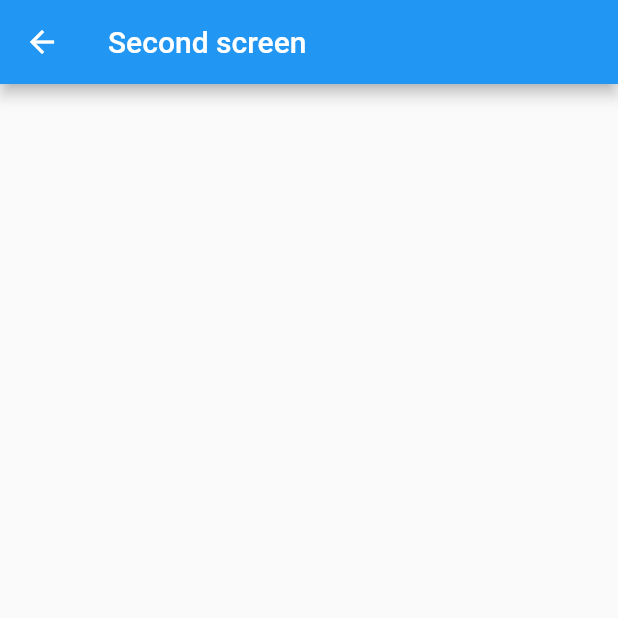
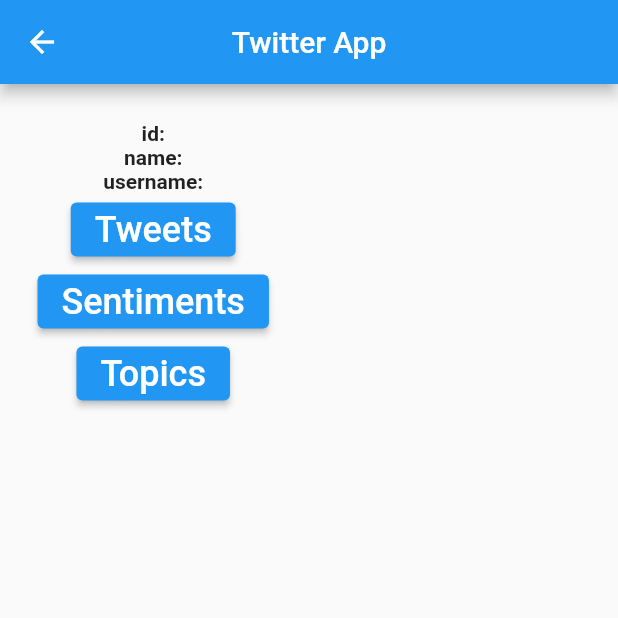
Before and after one commit to marleef/EC463-Mini-Project, a Flutter app: the screen it shows after launch, after a tap on "Query User by id", on a phone screen of 412 x 824 dp, the top half of it. Run offline on Flutter 3.47's test engine with Material 2 defaults, Android fonts, the phone set to English and light mode, and no system bars; our stand-ins replace firebase_core; missing offline and left inert: dart:html; accounts and stored records are empty.

Commit message:
extend to multipages, tweet embedding

```diff
--- a/lib/main.dart
+++ b/lib/main.dart
@@ -8,112 +8,77 @@
 import 'dart:io';
 import 'package:firebase_core/firebase_core.dart';
 import 'firebase_options.dart';
+import 'dart:ui' as ui;
+
 Future<void> main() async {
   // WidgetsFlutterBinding.ensureInitialized();
   await Firebase.initializeApp(
-  options: DefaultFirebaseOptions.currentPlatform,
+    options: DefaultFirebaseOptions.currentPlatform,
   );
   runApp(const MyApp());
+  // runApp(MaterialApp(
+  //   initialRoute: '/',
+  //   routes: {
+  //     '/': (context) => const MyHomePage(),
+  //     '/second': (context) => const PresentResults(),
+  //   },
+  //));
 }
-
-// void getapi() async {
-//   var headers = {
-//     'Authorization': 'Bearer AAAAAAAAAAAAAAAAAAAAAHbigwEAAAAAYLdcL0KXSTmyQJc%2FToCqDKoWSYg%3DL6Td4vHj1Q3MIvu7tjge6iyRYIwQOTXw0gCWaiS79ESHtPWrxj',
-//     'Cookie': 'guest_id=v1%3A166335990863918549'
-//   };
-//   var request = http.Request('GET', Uri.parse('https://api.twitter.com/2/users/34/following'));
-
-//   request.headers.addAll(headers);
-
-//   http.StreamedResponse response = await request.send();
-
-//   if (response.statusCode == 200) {
-//     print(await response.stream.bytesToString());
-//   }
-//   else {
-//     print(response.reasonPhrase);
-//   }
-
-// }
 
 Future<Post> fetchPostman() async {
   var headers = {
     'Access-Control-Allow-Origin': '*',
-    'Authorization': 'Bearer AAAAAAAAAAAAAAAAAAAAAHbigwEAAAAAYLdcL0KXSTmyQJc%2FToCqDKoWSYg%3DL6Td4vHj1Q3MIvu7tjge6iyRYIwQOTXw0gCWaiS79ESHtPWrxj',
+    'Authorization':
+        'Bearer AAAAAAAAAAAAAAAAAAAAAHbigwEAAAAAYLdcL0KXSTmyQJc%2FToCqDKoWSYg%3DL6Td4vHj1Q3MIvu7tjge6iyRYIwQOTXw0gCWaiS79ESHtPWrxj',
     'Cookie': 'guest_id=v1%3A166335990863918549'
   };
-  // var request = http.Request('GET', Uri.parse('https://api.twitter.com/2/users/23083404'));
-  // request.headers.addAll(headers);
-
-  // http.StreamedResponse response = await request.send();
-
-  // if (response.statusCode == 200) {
-  //   final String rawResponse = await response.stream.bytesToString();
-  //   final decodedResponse = jsonDecode(rawResponse);
-  //   return decodedResponse;
-  // }
-  // else {
-  //   print(response.reasonPhrase);
-  //   throw Exception("nononn");
-  // }
-  // var response = await request.send();
-  // final sendresponse = await http.Response.fromStream(response);
-  // if (response.statusCode == 200) {
-  //   var responseData = jsonDecode(sendresponse["Data"]);
-  //   List<Post> users = [];
-  //   for (var singleData in responseData) {
-  //     Post user = Post(
-  //         id: singleData["id"],
-  //         name: singleData["name"],
-  //         username: singleData["username"]);
-
-  //     //Adding user to the list.
-  //     users.add(user);
-  //   }
-  //   return users;
-  // }
-  // else {
-  //   print(response.reasonPhrase);
-  //   throw Exception('nonononono');
-  // }
-
-
 
   String url = "https://api.twitter.com/2/users/23083404";
-  //   // Map<String, String> headers = {
-  //   //   "Content-Type": "application/json",
-  //   //   "Application-Token": "1569025925387272193-eeB8czHPQ9SZAG3afgFftQg7FvnUGP"
-  //   // };
-  //   // String id = '1228393702244134912';
 
-  //   //var responseJson = json.decode(response.body);
-  //   // List<Post> posts = [];
-  //   // for (var singleContent in responseJson) {
-  //   //   Post post = Post(
-  //   //     userId: singleContent["userId"],
-  //   //     id: singleContent["id"],
-  //   //     title: singleContent["title"],
-  //   //     body: singleContent["body"]);
-  //   //   posts.add(post);
-  //   // }
-  //       //print(_response);
-  //       // return _response;
-  final response =
-    await http.get(Uri.parse(url),
+  final response = await http.get(
+    Uri.parse(url),
     headers: headers,
   );
-  if(response.statusCode == 200){
+  if (response.statusCode == 200) {
     return Post.fromJson(jsonDecode(response.body));
   } else {
     throw Exception('Failed to fetch from twitter');
   }
-    // int statusCode = response.statusCode;
-  // print('This is the statuscode: $statusCode');
+}
 
+// class HomeRoute extends StatelessWidget {
+//   const HomeRoute({Key? key}) : super(key: key);
 
+//   @override
+//   Widget build(BuildContext context) {
+//     return Scaffold(
+//       appBar: AppBar(
+//         title: const Text('EC463 Mini Project'),
+//         backgroundColor: Colors.blue,
+//       ), // AppBar
+//       body: Center(
+//         child: Column(
+//           mainAxisAlignment: MainAxisAlignment.center,
+//           children: <Widget>[
+//             ElevatedButton(
+//               child: const Text('Click Me!'),
+//               onPressed: () {
+//                 Navigator.pushNamed(context, '/second');
+//               },
+//             ), // ElevatedButton
+//             ElevatedButton(
+//               child: const Text('Tap Me!'),
+//               onPressed: () {
+//                 Navigator.pushNamed(context, '/third');
+//               },
+//             ), // ElevatedButton
+//           ], // <Widget>[]
+//         ), // Column
+//       ), // Center
+//     ); // Scaffold
+//   }
+// }
 
-    //print('This is the API response: $responseJson');
-}
 class MyApp extends StatelessWidget {
   const MyApp({super.key});
 
@@ -123,41 +88,213 @@
     return MaterialApp(
       title: 'EC463 Mini Project',
       theme: ThemeData(
-        // This is the theme of your application.
-        //
-        // Try running your application with "flutter run". You'll see the
-        // application has a blue toolbar. Then, without quitting the app, try
-        // changing the primarySwatch below to Colors.green and then invoke
-        // "hot reload" (press "r" in the console where you ran "flutter run",
-        // or simply save your changes to "hot reload" in a Flutter IDE).
-        // Notice that the counter didn't reset back to zero; the application
-        // is not restarted.
         primarySwatch: Colors.blue,
       ),
-      home: const MyHomePage(title: 'Twitter Monitor'),
+      home: const HomePage(title: 'Twitter Monitor'),
     );
   }
 }
 
-class MyHomePage extends StatefulWidget {
-  const MyHomePage({super.key, required this.title});
+// class MyHomePage extends StatefulWidget {
+//   const MyHomePage({super.key, required this.title});
 
-  // This widget is the home page of your application. It is stateful, meaning
-  // that it has a State object (defined below) that contains fields that affect
-  // how it looks.
+//   final String title;
 
-  // This class is the configuration for the state. It holds the values (in this
-  // case the title) provided by the parent (in this case the App widget) and
-  // used by the build method of the State. Fields in a Widget subclass are
-  // always marked "final".
+//   @override
+//   State<MyHomePage> createState() => _MyHomePageState();
+// }
+
+// class _MyHomePageState extends State<MyHomePage> {
+//   TextEditingController textEditingController = TextEditingController();
+//   dynamic _id = "";
+//   dynamic _name = "";
+//   dynamic _username = "";
+
+//   Future<void> readJson() async {
+//     var headers = {
+//       'Access-Control-Allow-Origin': '*',
+//       'Authorization':
+//           'Bearer AAAAAAAAAAAAAAAAAAAAAHbigwEAAAAAYLdcL0KXSTmyQJc%2FToCqDKoWSYg%3DL6Td4vHj1Q3MIvu7tjge6iyRYIwQOTXw0gCWaiS79ESHtPWrxj',
+//       'Cookie': 'guest_id=v1%3A166335990863918549'
+//     };
+//     var request = http.Request(
+//         'GET', Uri.parse('https://api.twitter.com/2/users/23083404'));
+//     request.headers.addAll(headers);
+
+//     http.StreamedResponse response = await request.send();
+
+//     if (response.statusCode == 200) {
+//       var rawResponse = await response.stream.bytesToString();
+//       //var rawResponse = await http.Response.fromStream(response);
+//       var decodedResponse = json.decode(rawResponse);
+//       setState(() {
+//         _id = decodedResponse["data"]["id"];
+//         _name = decodedResponse["data"]["name"];
+//         _username = decodedResponse["data"]["username"];
+//       });
+//       print(decodedResponse["data"]);
+//     } else {
+//       print(response.reasonPhrase);
+//       throw Exception("nononn");
+//     }
+//   }
+
+//   @override
+//   Widget build(BuildContext context) {
+//     return Scaffold(
+//       appBar: AppBar(
+//         centerTitle: true,
+//         title: const Text(
+//           'Twitter App',
+//         ),
+//       ),
+//       body: Padding(
+//         padding: const EdgeInsets.all(25),
+//         child: Column(
+//           children: [
+//             TextField(
+//               controller: textEditingController,
+//               style: const TextStyle(
+//                 fontSize: 24,
+//                 color: Colors.black,
+//               ),
+//             ),
+//             ElevatedButton(
+//               child: const Text(
+//                 'Query User by id',
+//                 style: TextStyle(fontSize: 24),
+//               ),
+//               onPressed: () {
+//                 Navigator.push(context, MaterialPageRoute(builder: (context) {
+//                   return const TweetsPage(title: 'Landing Page');
+//                 }));
+//               },
+//             ),
+//             ElevatedButton(
+//               onPressed: readJson,
+//               child: const Text('Present Results'),
+//             ),
+//             Text(
+//               'id: $_id',
+//               textAlign: TextAlign.center,
+//               overflow: TextOverflow.ellipsis,
+//               style: const TextStyle(fontWeight: FontWeight.bold),
+//             ),
+//             Text(
+//               'name: $_name',
+//               textAlign: TextAlign.center,
+//               overflow: TextOverflow.ellipsis,
+//               style: const TextStyle(fontWeight: FontWeight.bold),
+//             ),
+//             Text(
+//               'username: $_username',
+//               textAlign: TextAlign.center,
+//               overflow: TextOverflow.ellipsis,
+//               style: const TextStyle(fontWeight: FontWeight.bold),
+//             ),
+//           ],
+//         ),
+//       ),
+//     );
+//   }
+
+//   // void _sendDataToQueryUserbyIdScreen(BuildContext context) {
+//   //   String textToSend = textEditingController.text;
+//   //   Navigator.push(
+//   //       context,
+//   //       MaterialPageRoute(
+//   //         builder: (context) => QueryUserbyIdScreen(
+//   //           text: textToSend,
+//   //         ),
+//   //       ));
+//   // }
+// }
+
+// class QueryUserbyIdScreen extends StatelessWidget {
+//   final String text;
+
+//   // receive data from the FirstScreen as a parameter
+//   const QueryUserbyIdScreen({Key? key, required this.text}) : super(key: key);
+
+//   @override
+//   Widget build(BuildContext context) {
+//     return Scaffold(
+//       appBar: AppBar(title: Text('Second screen')),
+//       body: Center(
+//         child: Text(
+//           text,
+//           style: TextStyle(fontSize: 24),
+//         ),
+//       ),
+//     );
+//   }
+// }
+
+class UserInfo {
+  dynamic id = "";
+  dynamic name = "";
+  dynamic username = "";
+
+  UserInfo({this.id, this.name, this.username});
+}
+
+class HomePage extends StatefulWidget {
+  const HomePage({super.key, required this.title});
+  final String title;
+  @override
+  State<HomePage> createState() => _HomePageState();
+}
+
+class _HomePageState extends State<HomePage> {
+  TextEditingController textEditingController = TextEditingController();
+
+  @override
+  Widget build(BuildContext context) {
+    return Scaffold(
+        appBar: AppBar(
+          centerTitle: true,
+          title: const Text('Twitter App'),
+        ),
+        body: Padding(
+          padding: const EdgeInsets.all(25),
+          child: Column(
+            children: [
+              TextField(
+                controller: textEditingController,
+                style: const TextStyle(
+                  fontSize: 24,
+                  color: Colors.black,
+                ),
+              ),
+              ElevatedButton(
+                child: const Text(
+                  'Query User by id',
+                  style: TextStyle(fontSize: 24),
+                ),
+                onPressed: () {
+                  // Navigator.push(context, MaterialPageRoute(builder: (context) {
+                  //   return const TweetsPage(title: 'Landing Page');
+                  Navigator.push(context, MaterialPageRoute(builder: (context) {
+                    return const ResultsPage(title: 'Results Page');
+                  }));
+                },
+              ),
+            ],
+          ),
+        ));
+  }
+}
+
+class ResultsPage extends StatefulWidget {
+  const ResultsPage({super.key, required this.title});
 
   final String title;
 
   @override
-  State<MyHomePage> createState() => _MyHomePageState();
+  State<ResultsPage> createState() => _ResultsPageState();
 }
 
-class _MyHomePageState extends State<MyHomePage> {
+class _ResultsPageState extends State<ResultsPage> {
   TextEditingController textEditingController = TextEditingController();
   dynamic _id = "";
   dynamic _name = "";
@@ -166,10 +303,12 @@
   Future<void> readJson() async {
     var headers = {
       'Access-Control-Allow-Origin': '*',
-      'Authorization': 'Bearer AAAAAAAAAAAAAAAAAAAAAHbigwEAAAAAYLdcL0KXSTmyQJc%2FToCqDKoWSYg%3DL6Td4vHj1Q3MIvu7tjge6iyRYIwQOTXw0gCWaiS79ESHtPWrxj',
+      'Authorization':
+          'Bearer AAAAAAAAAAAAAAAAAAAAAHbigwEAAAAAYLdcL0KXSTmyQJc%2FToCqDKoWSYg%3DL6Td4vHj1Q3MIvu7tjge6iyRYIwQOTXw0gCWaiS79ESHtPWrxj',
       'Cookie': 'guest_id=v1%3A166335990863918549'
     };
-    var request = http.Request('GET', Uri.parse('https://api.twitter.com/2/users/23083404'));
+    var request = http.Request(
+        'GET', Uri.parse('https://api.twitter.com/2/users/23083404'));
     request.headers.addAll(headers);
 
     http.StreamedResponse response = await request.send();
@@ -182,35 +321,13 @@
         _id = decodedResponse["data"]["id"];
         _name = decodedResponse["data"]["name"];
         _username = decodedResponse["data"]["username"];
-
       });
       print(decodedResponse["data"]);
-    }
-    else {
+    } else {
       print(response.reasonPhrase);
       throw Exception("nononn");
     }
   }
-  // var _posts;
-  // void initState(){
-  //   super.initState();
-  //   Response = fetchPostman();
-
-  //   setState(() {
-  //     _posts = Response;
-  //   });
-  // }
-  // int _counter = 0;
-  // void _incrementCounter() {
-  //   setState(() {
-  //     // This call to setState tells the Flutter framework that something has
-  //     // changed in this State, which causes it to rerun the build method below
-  //     // so that the display can reflect the updated values. If we changed
-  //     // _counter without calling setState(), then the build method would not be
-  //     // called again, and so nothing would appear to happen.
-  //     _counter++;
-  //   });
-  // }
 
   @override
   Widget build(BuildContext context) {
@@ -225,153 +342,140 @@
         padding: const EdgeInsets.all(25),
         child: Column(
           children: [
-            TextField(
-              controller: textEditingController,
-              style: const TextStyle(
-                fontSize: 24,
-                color: Colors.black,
-              ),
+            Text(
+              'id: $_id',
+              textAlign: TextAlign.center,
+              overflow: TextOverflow.ellipsis,
+              style: const TextStyle(fontWeight: FontWeight.bold),
+            ),
+            Text(
+              'name: $_name',
+              textAlign: TextAlign.center,
+              overflow: TextOverflow.ellipsis,
+              style: const TextStyle(fontWeight: FontWeight.bold),
+            ),
+            Text(
+              'username: $_username',
+              textAlign: TextAlign.center,
+              overflow: TextOverflow.ellipsis,
+              style: const TextStyle(fontWeight: FontWeight.bold),
             ),
             ElevatedButton(
               child: const Text(
-                'Query User by id',
+                'Tweets',
                 style: TextStyle(fontSize: 24),
               ),
               onPressed: () {
-                _sendDataToQueryUserbyIdScreen(context);
+                Navigator.push(context, MaterialPageRoute(builder: (context) {
+                  return const TweetsPage(title: 'Tweets');
+                }));
               },
             ),
             ElevatedButton(
-              onPressed: readJson,
-              child: const Text('Present Results'),
-
+              child: const Text(
+                'Sentiments',
+                style: TextStyle(fontSize: 24),
+              ),
+              onPressed: () {
+                Navigator.push(context, MaterialPageRoute(builder: (context) {
+                  return const SentimentsPage(title: 'Sentiments');
+                }));
+              },
             ),
-            Text('id: $_id',
-              textAlign: TextAlign.center,
-              overflow: TextOverflow.ellipsis,
-              style: const TextStyle(fontWeight: FontWeight.bold),),
-            Text('name: $_name',
-              textAlign: TextAlign.center,
-              overflow: TextOverflow.ellipsis,
-              style: const TextStyle(fontWeight: FontWeight.bold),),
-            Text('username: $_username',
-              textAlign: TextAlign.center,
-              overflow: TextOverflow.ellipsis,
-              style: const TextStyle(fontWeight: FontWeight.bold),),
-            // Display the data loaded from sample.json
-            // _items.isEmpty
-            //     ? Expanded(
-            //         child: ListView.builder(
-            //           itemCount: _items.length,
-            //           itemBuilder: (context, index) {
-            //             return Card(
-            //               margin: const EdgeInsets.all(10),
-            //               child: ListTile(
-            //                 leading: Text(_items),
-            //                 title: Text(_items),
-            //                 subtitle: Text(_items),
-            //               ),
-            //             );
-            //           },
-            //         ),
-            //       )
-            //     : Container(),
+            ElevatedButton(
+              child: const Text(
+                'Topics',
+                style: TextStyle(fontSize: 24),
+              ),
+              onPressed: () {
+                Navigator.push(context, MaterialPageRoute(builder: (context) {
+                  return const TopicsPage(title: 'Topics');
+                }));
+              },
+            ),
           ],
-        ),
-      ),
-    );
-  }
-  void _sendDataToQueryUserbyIdScreen(BuildContext context) {
-    String textToSend = textEditingController.text;
-    Navigator.push(
-        context,
-        MaterialPageRoute(
-          builder: (context) => QueryUserbyIdScreen(text: textToSend,),
-        ));
-  }
-}
-
-class QueryUserbyIdScreen extends StatelessWidget {
-  final String text;
-
-  // receive data from the FirstScreen as a parameter
-  const QueryUserbyIdScreen({Key? key, required this.text}) : super(key: key);
-
-  @override
-  Widget build(BuildContext context) {
-    return Scaffold(
-      appBar: AppBar(title: Text('Second screen')),
-      body: Center(
-        child: Text(
-          text,
-          style: TextStyle(fontSize: 24),
         ),
       ),
     );
   }
 }
 
-  // Widget build(BuildContext context) {
-  //   return MaterialApp(
-  //     title: 'Fetch Data Example',
-  //     theme: ThemeData(
-  //       primarySwatch: Colors.blue,
-  //     ),
-  //     home: Scaffold(
-  //       appBar: AppBar(
-  //         title: const Text('Fetch Data Example'),
-  //       ),
-  //       body: Center(
-  //         child: FutureBuilder(
-  //           future: fetchPostman(),
-  //           builder: (BuildContext ctx, AsyncSnapshot snapshot) {
-  //             if (snapshot.data == null) {
-  //               return Container(
-  //                 child: Center(
-  //                   child: CircularProgressIndicator(),
-  //                 ),
-  //               );
-  //             } else {
-  //               return ListView.builder(
-  //                 itemCount: snapshot.data.length,
-  //                 itemBuilder: (ctx, index) => ListTile(
-  //                   title: Text(snapshot.data[index].name),
-  //                   subtitle: Text(snapshot.data[index].username),
-  //                   contentPadding: EdgeInsets.only(bottom: 20.0),
-  //                 ),
-  //               );
-  //             }
-  //           },
-  //         ),
+class SentimentsPage extends StatelessWidget {
+  const SentimentsPage({Key? key, required this.title}) : super(key: key);
+  final String title;
+  @override
+  Widget build(BuildContext context) {
+    return Scaffold(
+      appBar: AppBar(
+        title: Text(title),
+      ),
+      backgroundColor: Colors.blue,
+    );
+  }
+}
 
-          // child: ListView.builder(
-          //   itemCount: _posts.length,
-          //   itemBuilder: (context, i) {
-          //     final post = _posts[i];
-          //     return Text("id: ${post["id"]}\n Name: ${post["name"]} \n username: ${post["username"]}}\n\n");
-          //   }
-          // ),
+class TopicsPage extends StatelessWidget {
+  const TopicsPage({Key? key, required this.title}) : super(key: key);
+  final String title;
+  @override
+  Widget build(BuildContext context) {
+    return Scaffold(
+      appBar: AppBar(
+        title: Text(title),
+      ),
+      backgroundColor: Colors.blue,
+    );
+  }
+}
 
-          // child: FutureBuilder(
-          //   future: Response,
-          //   builder: (context, snapshot) {
-          //     if (snapshot.hasData) {
-          //       return ListView.builder(
-          //         itemCount: _posts.length,
-          //         itemBuilder: (context, i) {
-          //           final post = _posts[i];
-          //           return Text("id: ${post["id"]}\n Name: ${post["name"]} \n username: ${post["username"]}}\n\n");
-          //         }
-          //       );
-          //     } else if (snapshot.hasError) {
-          //       return Text('hello, ${snapshot.error}');
-          //     }
-
-          //     // By default, show a loading spinner.
-          //     return const CircularProgressIndicator();
-          //   },
-          // ),
-  //       ),
-  //     ),
-  //   );
-  // }
+class TweetsPage extends StatelessWidget {
+  const TweetsPage({Key? key, required this.title}) : super(key: key);
+  final String title;
+  @override
+  Widget build(BuildContext context) {
+    // ignore: undefined_prefixed_name
+    ui.platformViewRegistry.registerViewFactory(
+      'twitter',
+      (int uid) {
+        IFrameElement _iFrame = IFrameElement()..src = "web/twitter.html";
+        _iFrame.style.border = "none";
+        return _iFrame;
+      },
+    );
+    return Scaffold(
+      appBar: AppBar(
+        title: Text(title),
+      ),
+      backgroundColor: Colors.blue,
+      body: Padding(
+        padding: const EdgeInsets.all(5.0),
+        child: Row(
+          mainAxisAlignment: MainAxisAlignment.center,
+          children: [
+            Expanded(
+              child: Container(
+                child: Center(
+                  child: Text(
+                    "Twitter Timeline \nin \nFlutter Web",
+                    textAlign: TextAlign.center,
+                    style: Theme.of(context).textTheme.headline3?.copyWith(
+                          color: Colors.white,
+                        ),
+                  ),
+                ),
+              ),
+            ),
+            Expanded(
+              child: Container(
+                padding: EdgeInsets.all(20.0),
+                child: HtmlElementView(
+                  viewType: "twitter",
+                ),
+              ),
+            ),
+          ],
+        ),
+      ),
+    );
+  }
+}
```
